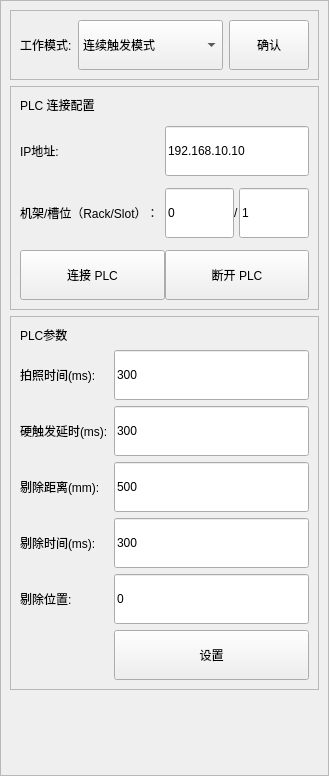
Above: app/ui/main_window/settings/plc_settings_page.ui from GitHub3651/shenyinocr before the change. Below: the same form after it.
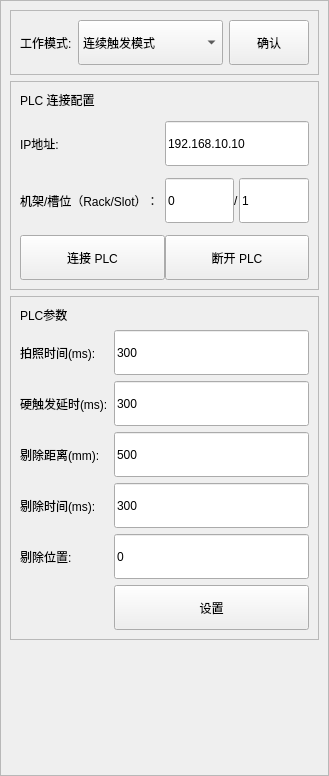
That is the form after the change.

```diff
--- a/app/ui/main_window/settings/plc_settings_page.ui
+++ b/app/ui/main_window/settings/plc_settings_page.ui
@@ -62,7 +62,7 @@
             <property name="minimumSize">
              <size>
               <width>0</width>
-              <height>50</height>
+              <height>45</height>
              </size>
             </property>
             <item>
@@ -82,7 +82,7 @@
             <property name="minimumSize">
              <size>
               <width>0</width>
-              <height>50</height>
+              <height>45</height>
              </size>
             </property>
             <property name="text">
@@ -121,7 +121,7 @@
             <property name="minimumSize">
              <size>
               <width>0</width>
-              <height>50</height>
+              <height>45</height>
              </size>
             </property>
             <property name="text">
@@ -143,7 +143,7 @@
               <property name="minimumSize">
                <size>
                 <width>0</width>
-                <height>50</height>
+                <height>45</height>
                </size>
               </property>
               <property name="text">
@@ -163,7 +163,7 @@
               <property name="minimumSize">
                <size>
                 <width>0</width>
-                <height>50</height>
+                <height>45</height>
                </size>
               </property>
               <property name="text">
@@ -180,7 +180,7 @@
               <property name="minimumSize">
                <size>
                 <width>0</width>
-                <height>50</height>
+                <height>45</height>
                </size>
               </property>
               <property name="text">
@@ -193,7 +193,7 @@
               <property name="minimumSize">
                <size>
                 <width>0</width>
-                <height>50</height>
+                <height>45</height>
                </size>
               </property>
               <property name="text">
@@ -217,7 +217,7 @@
             <property name="minimumSize">
              <size>
               <width>0</width>
-              <height>50</height>
+              <height>45</height>
              </size>
             </property>
             <property name="text">
@@ -230,7 +230,7 @@
             <property name="minimumSize">
              <size>
               <width>0</width>
-              <height>50</height>
+              <height>45</height>
              </size>
             </property>
             <property name="text">
@@ -250,7 +250,7 @@
             <property name="minimumSize">
              <size>
               <width>0</width>
-              <height>50</height>
+              <height>45</height>
              </size>
             </property>
             <property name="text">
@@ -284,7 +284,7 @@
             <property name="minimumSize">
              <size>
               <width>0</width>
-              <height>50</height>
+              <height>45</height>
              </size>
             </property>
             <property name="text">
@@ -311,7 +311,7 @@
             <property name="minimumSize">
              <size>
               <width>0</width>
-              <height>50</height>
+              <height>45</height>
              </size>
             </property>
             <property name="text">
@@ -324,7 +324,7 @@
             <property name="minimumSize">
              <size>
               <width>0</width>
-              <height>50</height>
+              <height>45</height>
              </size>
             </property>
             <property name="text">
```
